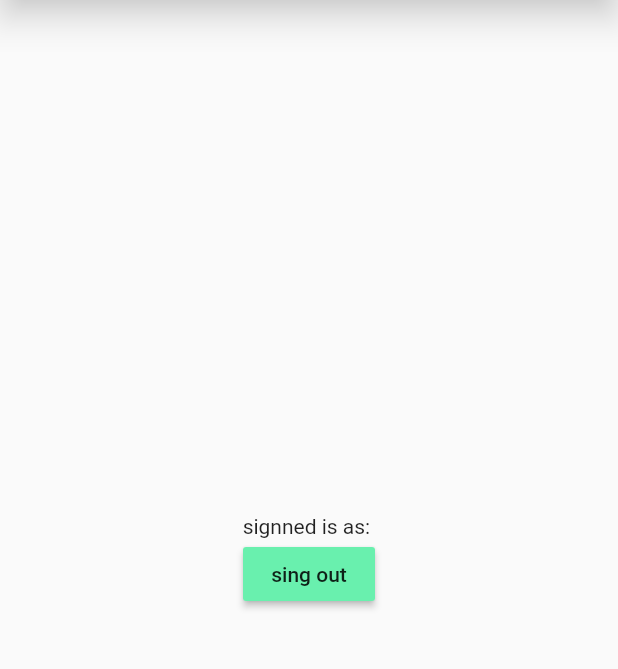
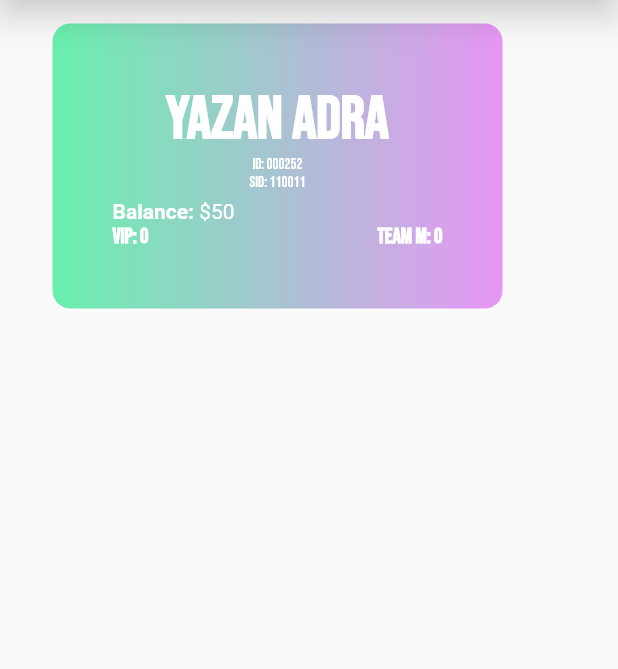
Before and after one commit to aboaram/cashback, a Flutter app: the screen it shows once a user with an empty profile is signed in, after a tap on the "telegram" icon, on a phone screen of 412 x 824 dp, the part 98-767 px from its top. Run offline on Flutter 3.47's test engine with Material 2 defaults, Android fonts, the phone set to English and light mode, and no system bars; our stand-ins replace cloud_firestore, firebase_auth, firebase_core, google_fonts; accounts and stored records are empty; network calls fail.

Commit message:
fix register

```diff
--- a/lib/pages/home_page.dart
+++ b/lib/pages/home_page.dart
@@ -1,7 +1,6 @@
 import 'package:firebase_auth/firebase_auth.dart';
 import 'package:flutter/material.dart';
 import 'package:google_fonts/google_fonts.dart';
-import 'package:url_launcher/url_launcher.dart';
 import 'package:url_launcher/url_launcher_string.dart';
 
 class HomePage extends StatefulWidget {
@@ -15,11 +14,23 @@ class _HomePageState extends State<HomePage> {
   //user from auth
   final user = FirebaseAuth.instance.currentUser!;
   //url
+
   String _telegramUrl = "https://t.me/+-MUc693m9xAwODdh";
   String _facebookUrl = "https://www.facebook.com/Cashbach.Jo/";
+  String _Vip = "0";
+  String _user_Name = 'yazan adra';
+  String _user_Balance = '50';
+  String _user_Team = '0';
+  String _user_Id = '000252';
+  String _user_Sid = '110011';
 
-  void launchUrl(String urlString) async {
-    await canLaunchUrlString(urlString)
+  void launchUrl(String urlString,
+      {LaunchMode mode = LaunchMode.platformDefault,
+      WebViewConfiguration webViewConfiguration = const WebViewConfiguration(),
+      String? webonlyWindowName}) async {
+    await canLaunchUrlString(
+      urlString,
+    )
         ? await launchUrlString(urlString)
         : throw "could't launch $urlString";
   }
@@ -47,6 +58,7 @@ class _HomePageState extends State<HomePage> {
           titleSpacing: 2,
           actions: [
             IconButton(
+                //launchUrl(_telegramUrl)
                 onPressed: () => launchUrl(_telegramUrl),
                 icon: Icon(
                   Icons.telegram,
@@ -66,20 +78,71 @@ class _HomePageState extends State<HomePage> {
             ),
           ),
         ),
-      body: Center(
-          child: Column(
-        mainAxisAlignment: MainAxisAlignment.center,
+        body: SafeArea(
+            child: Column(children: [
+          SizedBox(
+            height: 25,
+          ),
+          Padding(
+            padding: const EdgeInsets.symmetric(horizontal: 35),
+            child: Container(
+              padding: EdgeInsets.all(40),
+              width: 300,
+              decoration: BoxDecoration(
+                  borderRadius: BorderRadius.circular(12),
+                  gradient: LinearGradient(colors: [
+                    Colors.greenAccent,
+                    Color.fromARGB(255, 231, 150, 245)
+                  ])),
+              child: Column(children: [
+                Text(_user_Name.toUpperCase(),
+                    style: GoogleFonts.bebasNeue(
+                        fontWeight: FontWeight.bold,
+                        color: Colors.white,
+                        fontSize: 40)),
+                Text('ID: ' + _user_Id,
+                    style: GoogleFonts.bebasNeue(
+                      fontWeight: FontWeight.normal,
+                      color: Colors.white,
+                      fontSize: 10,
+                    )),
+                Text('SID: ' + _user_Sid,
+                    style: GoogleFonts.bebasNeue(
+                      fontWeight: FontWeight.normal,
+                      color: Colors.white,
+                      fontSize: 10,
+                    )),
+                SizedBox(
+                  height: 5,
+                ),
+                Row(children: [
+                  Text(
+                    'Balance: ',
+                    style: TextStyle(
+                        color: Colors.white, fontWeight: FontWeight.bold),
+                  ),
+                  Text(
+                    '\$' + _user_Balance,
+                    style: TextStyle(color: Colors.white),
+                  ),
+                ]),
+                Row(
+                  mainAxisAlignment: MainAxisAlignment.spaceBetween,
                   children: [
-          Text('signned is as: ' + user.email!),
-          MaterialButton(
-            onPressed: () {
-              FirebaseAuth.instance.signOut();
-            },
-            color: Colors.greenAccent,
-            child: Text('sing out'),
+                    Text(
+                      'VIP: ' + _Vip,
+                      style: GoogleFonts.bebasNeue(
+                          fontWeight: FontWeight.bold, color: Colors.white),
+                    ),
+                    Text('Team M: ' + _user_Team,
+                        style: GoogleFonts.bebasNeue(
+                            fontWeight: FontWeight.bold, color: Colors.white))
+                  ],
                 )
-        ],
-      )),
-    );
+              ]),
+            ),
+          )
+          // cards !!!
+        ])));
   }
 }
--- a/lib/pages/register_page.dart
+++ b/lib/pages/register_page.dart
@@ -1,4 +1,6 @@
+import 'package:cashback/service/database.dart';
 import 'package:firebase_auth/firebase_auth.dart';
+import 'package:firebase_core/firebase_core.dart';
 import 'package:flutter/material.dart';
 import 'package:google_fonts/google_fonts.dart';
 import 'package:cloud_firestore/cloud_firestore.dart';
@@ -38,14 +40,26 @@ class _RegisterPageState extends State<RegisterPage> {
           email: _emailController.text.trim(),
           password: _passwordController.text.trim(),
         );
-
+        final UserCredential = await FirebaseAuth.instance
+            .signInWithEmailAndPassword(
+                email: _emailController.text.trim(),
+                password: _passwordController.text.trim());
+        final user = UserCredential.user;
+        await DatabaseService(uid: user!.uid).updateUserDettails(
+            _firstNameController.text.trim(),
+            _lastNameController.text.trim(),
+            _emailController.text.trim(),
+            '0',
+            '0',
+            '0',
+            '0');
         //add user detils
 
-        addUserDetails(
-          _firstNameController.text.trim(),
-          _lastNameController.text.trim(),
-          _emailController.text.trim(),
-        );
+        //  addUserDetails(
+        //   _firstNameController.text.trim(),
+        //    _lastNameController.text.trim(),
+        //   _emailController.text.trim(),
+        // );
       }
       ;
     } on FirebaseAuthException catch (e) {
@@ -60,13 +74,13 @@ class _RegisterPageState extends State<RegisterPage> {
     }
   }
 
-  Future addUserDetails(String firstName, String lastName, String email) async {
-    await FirebaseFirestore.instance.collection('users').add({
-      'first name': firstName,
-      'last name': lastName,
-      'email': email,
-    });
-  }
+  // Future addUserDetails(String firstName, String lastName, String email) async {
+  // await FirebaseFirestore.instance.collection('users').add({
+  //    'first name': firstName,
+  //   'last name': lastName,
+  //   'email': email,
+  //  });
+  // }
 
   bool passwordConfirmed() {
     if (_passwordController.text.trim() ==
--- /dev/null
+++ b/lib/service/database.dart
@@ -0,0 +1,22 @@
+import 'package:cloud_firestore/cloud_firestore.dart';
+
+class DatabaseService {
+  final String uid;
+  DatabaseService({required this.uid});
+
+  final CollectionReference userCollection =
+      FirebaseFirestore.instance.collection('users');
+
+  Future updateUserDettails(String firstname, String lastname, String email,
+      String balance, String vip, String sid, String team) async {
+    return await userCollection.doc(uid).set({
+      'firstname': firstname,
+      'lastname': lastname,
+      'email': email,
+      'balance': balance,
+      'vip': vip,
+      'sid': sid,
+      'team': team,
+    });
+  }
+}
```
Also changed, not shown: pubspec.yaml (+4 -3 lines). Lines whose indentation alone changed are shown as unchanged.
